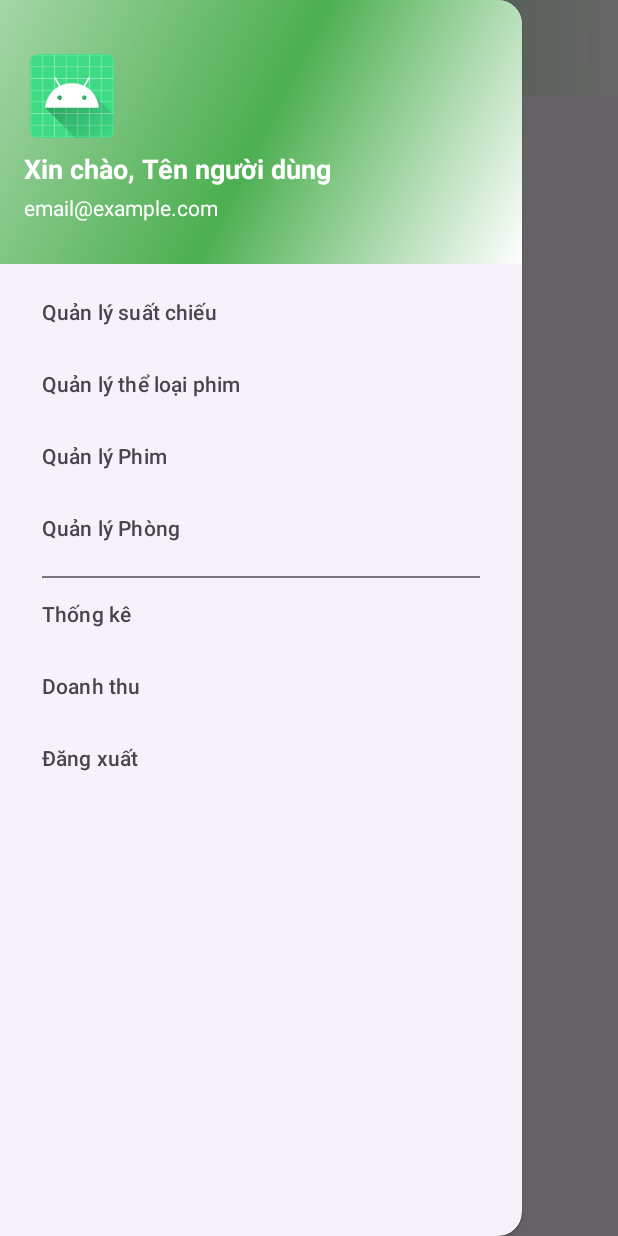
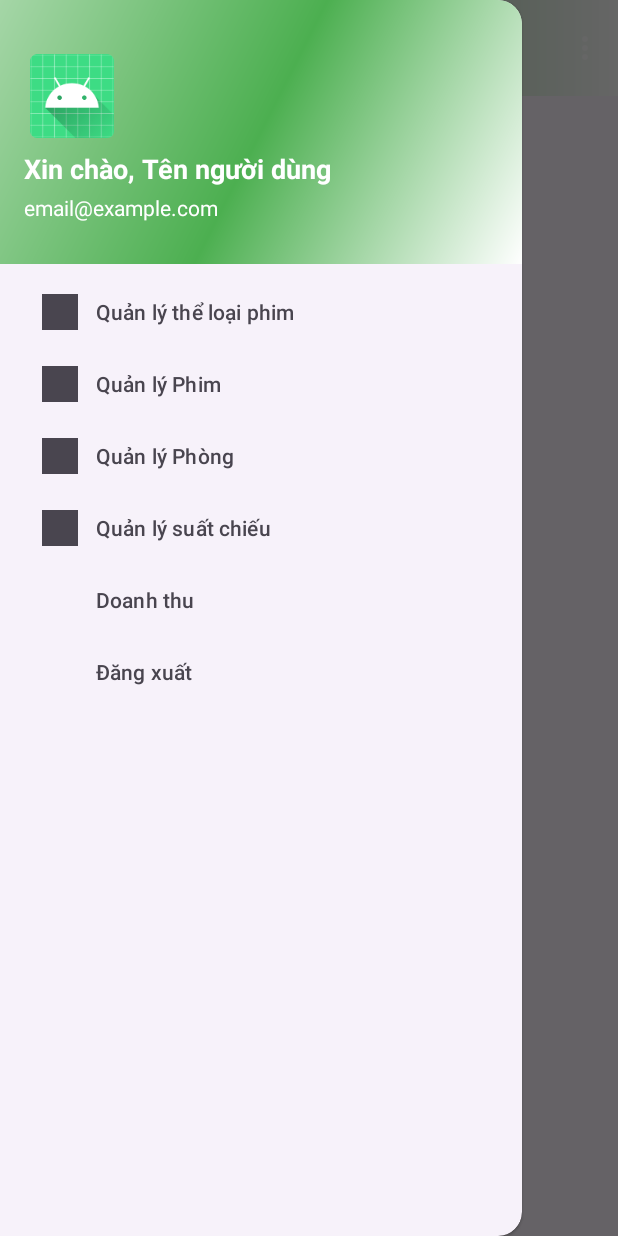
Before and after one commit to macuongthi444/Ticket-Management, an Android app: the MenuActivity screen opened directly, with no data from a screen before it, with the side drawer open, on a phone screen of 412 x 824 dp. Run offline under Robolectric (Android 15) with nearby library versions, the phone set to English and light mode, and no system bars.

Commit message:
Commit icon

```diff
--- a/app/src/main/res/menu/activity_menu_drawer.xml
+++ b/app/src/main/res/menu/activity_menu_drawer.xml
@@ -4,30 +4,26 @@
     tools:showIn="navigation_view">
 
     <group android:checkableBehavior="single">
-        <item
-            android:id="@+id/suatChieu"
 
-            android:title="Quản lý suất chiếu"/>
         <item
             android:id="@+id/Category"
             android:title="Quản lý thể loại phim "
-
+            android:icon="@drawable/ic_category"
             />
         <item
-
             android:id="@+id/MovieList"
             android:title="Quản lý Phim"
+            android:icon="@drawable/ic_movie"
             />
         <item
-
             android:id="@+id/Phong"
             android:title="Quản lý Phòng"
+            android:icon="@drawable/ic_room"
             />
-    </group>
-
-    <item android:id="@+id/ThongKe"
-        android:title="Thống kê">
-        <menu>
+        <item
+            android:id="@+id/suatChieu"
+            android:title="Quản lý suất chiếu"
+            android:icon="@drawable/ic_suatchieu"/>
         <item
             android:id="@+id/TKDT"
             android:title="Doanh thu "
@@ -37,8 +33,5 @@
             android:id="@+id/Logout"
             android:title="Đăng xuất "
             />
+    </group>
 </menu>
-
-
-    </item>
-</menu>
```
Also changed, not shown: app/src/main/res/drawable/ic_movie.png (added), app/src/main/res/drawable/ic_room.png (added), app/src/main/res/drawable/ic_suatchieu.jpg (added). Lines whose indentation alone changed are shown as unchanged.
